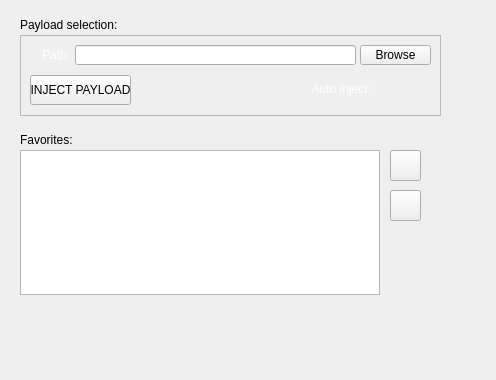
First picture: the form in qpayload.ui, repository eliboa/TegraRcmGUI, before the edit.
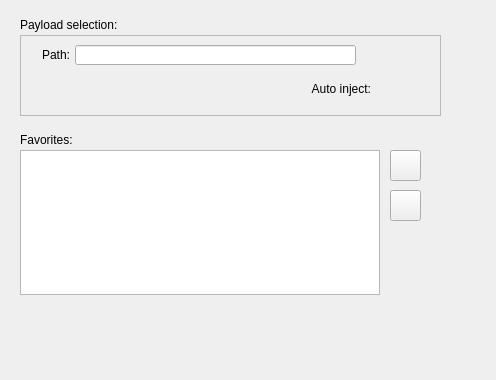
Second picture: the form after the edit. Icons and pictures are not drawn.

What changed in the file:
```diff
--- a/qpayload.ui
+++ b/qpayload.ui
@@ -69,22 +69,6 @@
    <property name="frameShadow">
     <enum>QFrame::Raised</enum>
    </property>
-   <widget class="QPushButton" name="browsePayloadBtn">
-    <property name="geometry">
-     <rect>
-      <x>340</x>
-      <y>10</y>
-      <width>71</width>
-      <height>20</height>
-     </rect>
-    </property>
-    <property name="styleSheet">
-     <string notr="true"/>
-    </property>
-    <property name="text">
-     <string>Browse</string>
-    </property>
-   </widget>
    <widget class="QLabel" name="label">
     <property name="geometry">
      <rect>
@@ -94,10 +78,6 @@
       <height>20</height>
      </rect>
     </property>
-    <property name="styleSheet">
-     <string notr="true">font: 10pt &quot;Calibri&quot;;
-color: rgb(255, 255, 255);</string>
-    </property>
     <property name="text">
      <string>Path:</string>
     </property>
@@ -114,10 +94,6 @@
       <height>16</height>
      </rect>
     </property>
-    <property name="styleSheet">
-     <string notr="true">font: 10pt &quot;Calibri&quot;;
-color: rgb(255, 255, 255);</string>
-    </property>
     <property name="text">
      <string>Auto inject:</string>
     </property>
@@ -136,22 +112,6 @@
     </property>
     <layout class="QHBoxLayout" name="horizontalLayout"/>
    </widget>
-   <widget class="QPushButton" name="injectPayloadBtn">
-    <property name="geometry">
-     <rect>
-      <x>10</x>
-      <y>40</y>
-      <width>101</width>
-      <height>30</height>
-     </rect>
-    </property>
-    <property name="styleSheet">
-     <string notr="true"/>
-    </property>
-    <property name="text">
-     <string>INJECT PAYLOAD</string>
-    </property>
-   </widget>
    <widget class="QLineEdit" name="payload_path">
     <property name="geometry">
      <rect>
@@ -171,24 +131,27 @@
      <set>Qt::AlignLeading|Qt::AlignLeft|Qt::AlignVCenter</set>
     </property>
    </widget>
-   <widget class="QLabel" name="payloadBtnStatusLbl">
+   <widget class="QWidget" name="horizontalLayoutWidget_2">
     <property name="geometry">
      <rect>
-      <x>120</x>
-      <y>45</y>
-      <width>131</width>
+      <x>10</x>
+      <y>40</y>
+      <width>111</width>
+      <height>31</height>
+     </rect>
+    </property>
+    <layout class="QHBoxLayout" name="injectPayloadLayout"/>
+   </widget>
+   <widget class="QWidget" name="horizontalLayoutWidget_3">
+    <property name="geometry">
+     <rect>
+      <x>340</x>
+      <y>10</y>
+      <width>71</width>
       <height>21</height>
      </rect>
     </property>
-    <property name="styleSheet">
-     <string notr="true">font: 10pt &quot;Calibri&quot;;</string>
-    </property>
-    <property name="text">
-     <string/>
-    </property>
-    <property name="alignment">
-     <set>Qt::AlignLeading|Qt::AlignLeft|Qt::AlignVCenter</set>
-    </property>
+    <layout class="QHBoxLayout" name="browsePayloadLayout"/>
    </widget>
   </widget>
   <widget class="QLabel" name="payloadPathLbl">
```
Left out of the diff: 9 changed lines with no effect on the pictures.
